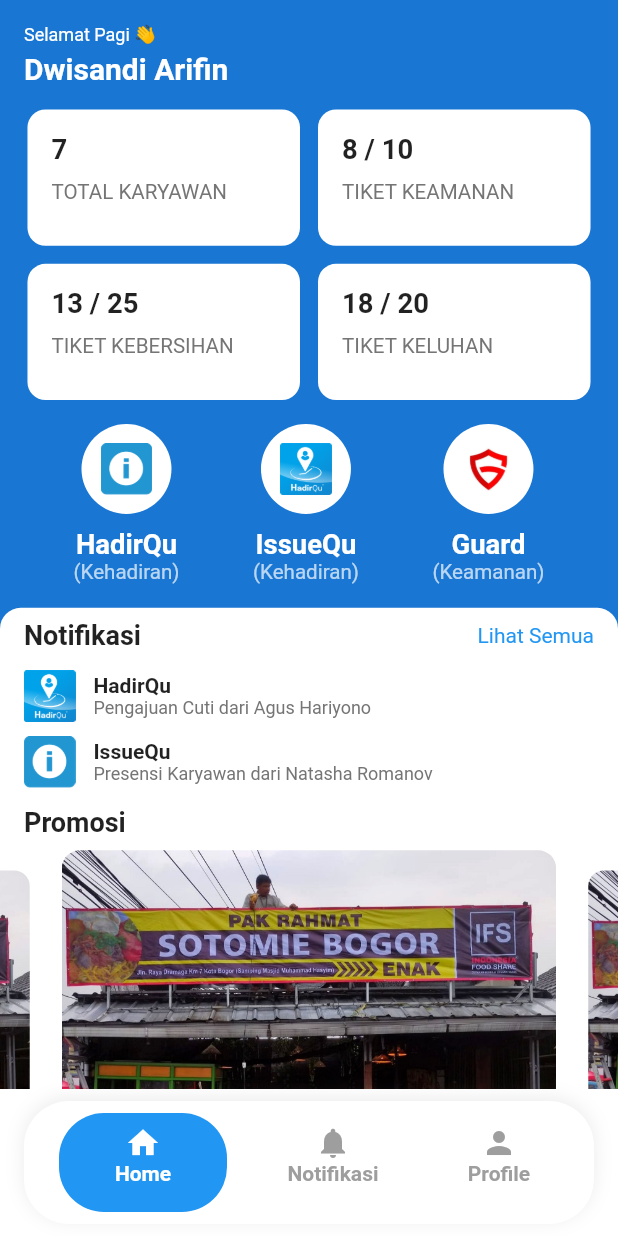
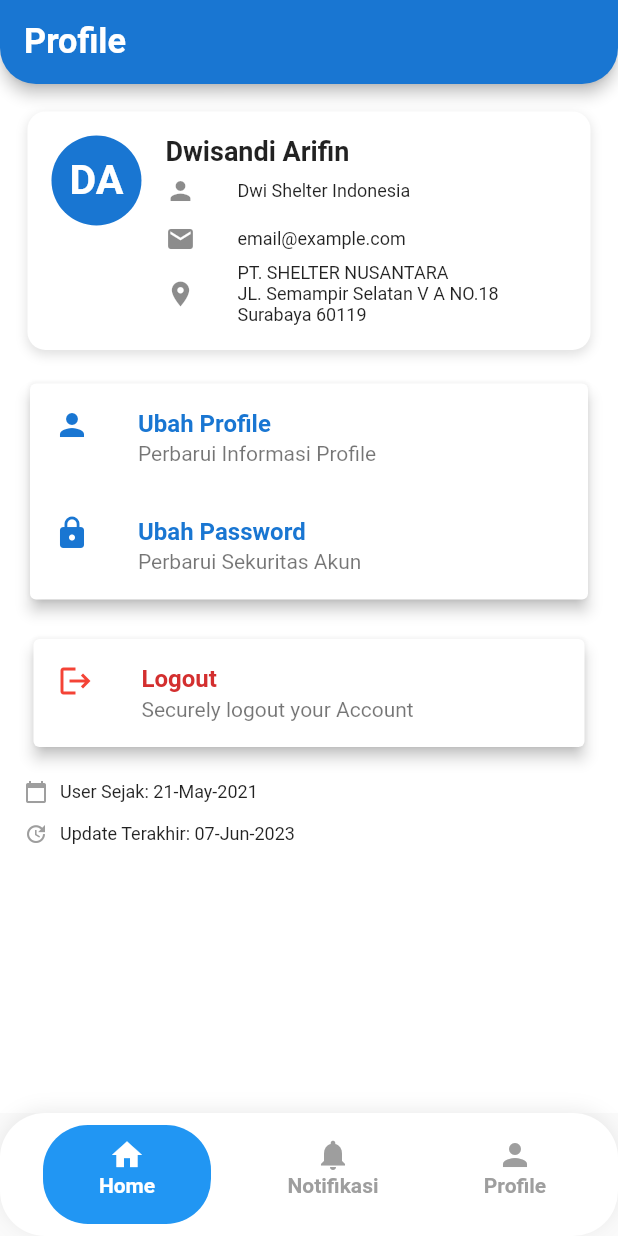
Before and after one commit to wahyuabied1/shelter-flutter, a Flutter app: the HomeScreen screen opened directly, swiped to page 3, on a phone screen of 412 x 824 dp. Run offline on Flutter 3.47's test engine with Material 3 defaults, Android fonts, the phone set to English and light mode, and no system bars; drawn by our look-alikes of carousel_slider; our stand-ins replace device_info_plus, equatable, firebase_analytics, firebase_core, firebase_crashlytics, firebase_messaging and 9 more; missing offline and left inert: alice, firebase_in_app_messaging, firebase_performance, flutter_inappwebview, http_interceptor; accounts and stored records are empty; generated files the repository leaves out were written again; statements that could not run were skipped.

Commit message:
fix promosi at main home

```diff
--- a/lib/app/assets/app_assets.dart
+++ b/lib/app/assets/app_assets.dart
@@ -1,6 +1,7 @@
 class AppAssets {
   static const imageDir = 'assets/images';
   static const ilEmail = '$imageDir/il_empty_mail.svg';
+  static const ilLogo = '$imageDir/il_logo.png';
   static const ilEmailPng = '$imageDir/il_empty_mail.png';
   static const ilIconHadirqu = '$imageDir/il_icon_hadirqu.png';
   static const ilIconIssuequ = '$imageDir/il_icon_issuequ.png';
--- a/lib/feature/home/home_screen.dart
+++ b/lib/feature/home/home_screen.dart
@@ -1,5 +1,8 @@
 import 'package:flutter/material.dart';
+import 'package:flutter_screenutil/flutter_screenutil.dart';
 import 'package:shelter_super_app/feature/home/main/main_home_screen.dart';
+import 'package:shelter_super_app/feature/home/notifikasi/notification_screen.dart';
+import 'package:shelter_super_app/feature/home/profile/profile_screen.dart';
 
 class HomeScreen extends StatefulWidget {
   final int selectedPage;
@@ -42,15 +45,12 @@ class _HomeScreenState extends State<HomeScreen> {
           controller: _pageController,
           children: const [
             MainHomeScreen(),
-            MainHomeScreen(),
-            MainHomeScreen(),
+            NotificationScreen(),
+            ProfileScreen(),
           ],
         ),
       ),
-      bottomNavigationBar: Container(
-        color: Colors.white,
-        padding: EdgeInsets.symmetric(horizontal: 16, vertical: 8),
-        child: Container(
+      bottomSheet: Container(
         padding: EdgeInsets.symmetric(horizontal: 8, vertical: 8),
         decoration: BoxDecoration(
           color: Colors.white,
@@ -70,7 +70,6 @@ class _HomeScreenState extends State<HomeScreen> {
             _buildNavItem(Icons.notifications, 'Notifikasi', 1),
             _buildNavItem(Icons.person, 'Profile', 2),
           ],
-          ),
         ),
       ),
     );
--- a/lib/feature/home/main/main_home_screen.dart
+++ b/lib/feature/home/main/main_home_screen.dart
@@ -161,6 +161,7 @@ class _MainHomeState extends State<MainHomeScreen> {
                     );
                   }).toList(),
                 ),
+                SizedBox(height: 80.h)
               ],
             ),
           ),
--- /dev/null
+++ b/lib/feature/home/profile/profile_screen.dart
@@ -0,0 +1,245 @@
+import 'package:flutter/material.dart';
+import 'package:flutter_screenutil/flutter_screenutil.dart';
+import 'package:shelter_super_app/core/basic_extensions/string_extension.dart';
+
+class ProfileScreen extends StatefulWidget {
+  const ProfileScreen({super.key});
+
+  @override
+  State<ProfileScreen> createState() => _ProfileScreenState();
+}
+
+class _ProfileScreenState extends State<ProfileScreen> {
+  var name = "Dwisandi Arifin";
+
+  @override
+  Widget build(BuildContext context) {
+    return Scaffold(
+      backgroundColor: Colors.white,
+      appBar: AppBar(
+        automaticallyImplyLeading: false,
+        title: Text(
+          "Profile",
+          style: TextStyle(
+            fontSize: 20.sp,
+            color: Colors.white,
+            fontWeight: FontWeight.bold,
+          ),
+        ),
+        backgroundColor: Colors.blue.shade700,
+        shape: const RoundedRectangleBorder(
+          borderRadius: BorderRadius.vertical(
+            bottom: Radius.circular(24),
+          ),
+        ),
+      ),
+      body: Column(
+        crossAxisAlignment: CrossAxisAlignment.start,
+        children: [
+          Padding(
+            padding: EdgeInsets.all(16.w),
+            child: Container(
+              decoration: BoxDecoration(
+                color: Colors.white,
+                borderRadius: BorderRadius.circular(12),
+                boxShadow: [
+                  BoxShadow(
+                    color: Colors.grey.shade300,
+                    blurRadius: 6,
+                    offset: Offset(0, 3),
+                  ),
+                ],
+              ),
+              child: Padding(
+                padding: const EdgeInsets.all(16.0),
+                child: Row(
+                  crossAxisAlignment: CrossAxisAlignment.start,
+                  children: [
+                    CircleAvatar(
+                      radius: 30,
+                      backgroundColor: Colors.blue.shade700,
+                      child: Text(
+                        name.initialName(),
+                        style: TextStyle(
+                          fontSize: 24.sp,
+                          color: Colors.white,
+                          fontWeight: FontWeight.bold,
+                        ),
+                      ),
+                    ),
+                    const SizedBox(width: 16),
+                    Flexible(
+                      child: Column(
+                        crossAxisAlignment: CrossAxisAlignment.start,
+                        children: [
+                          Text(
+                            name,
+                            style: const TextStyle(
+                              fontSize: 18,
+                              fontWeight: FontWeight.bold,
+                            ),
+                          ),
+                          const ListTile(
+                            minVerticalPadding: 0,
+                            dense: true,
+                            visualDensity:
+                                VisualDensity(horizontal: -4, vertical: -4),
+                            contentPadding: EdgeInsets.all(0),
+                            leading: Icon(
+                              Icons.person,
+                              size: 20,
+                            ),
+                            title: Text(
+                              'Dwi Shelter Indonesia',
+                              style: TextStyle(
+                                fontSize: 12,
+                                color: Colors.black87,
+                              ),
+                            ),
+                          ),
+                          const ListTile(
+                            minVerticalPadding: 0,
+                            dense: true,
+                            visualDensity:
+                                VisualDensity(horizontal: -4, vertical: -4),
+                            contentPadding: EdgeInsets.all(0),
+                            leading: Icon(
+                              Icons.email,
+                              size: 20,
+                            ),
+                            title: Text(
+                              'email@example.com',
+                              style: TextStyle(
+                                fontSize: 12,
+                                color: Colors.black87,
+                              ),
+                            ),
+                          ),
+                          const ListTile(
+                            minVerticalPadding: 0,
+                            dense: true,
+                            visualDensity:
+                                VisualDensity(horizontal: -4, vertical: -4),
+                            contentPadding: EdgeInsets.all(0),
+                            leading: Icon(
+                              Icons.location_on,
+                              size: 20,
+                            ),
+                            title: Text(
+                              'PT. SHELTER NUSANTARA\nJL. Semampir Selatan V A NO.18\nSurabaya 60119',
+                              style: TextStyle(
+                                fontSize: 12,
+                                color: Colors.black87,
+                              ),
+                            ),
+                          ),
+                        ],
+                      ),
+                    ),
+                  ],
+                ),
+              ),
+            ),
+          ),
+          // Preferences Section
+          Padding(
+            padding: const EdgeInsets.symmetric(horizontal: 16.0),
+            child: Column(
+              children: [
+                Card(
+                  elevation: 4,
+                  color: Colors.white,
+                  child: Column(
+                    children: [
+                      ListTile(
+                        onTap:(){},
+                        leading:
+                            Icon(Icons.person, color: Colors.blue.shade700),
+                        title: Text(
+                          'Ubah Profile',
+                          style: TextStyle(
+                            color: Colors.blue.shade700,
+                            fontWeight: FontWeight.bold,
+                          ),
+                        ),
+                        subtitle: Text('Perbarui Informasi Profile'),
+                      ),
+                      ListTile(
+                        leading: Icon(Icons.lock, color: Colors.blue.shade700),
+                        title: Text(
+                          'Ubah Password',
+                          style: TextStyle(
+                            color: Colors.blue.shade700,
+                            fontWeight: FontWeight.bold,
+                          ),
+                        ),
+                        subtitle: Text('Perbarui Sekuritas Akun'),
+                        onTap: () {},
+                      ),
+                    ],
+                  ),
+                ),
+              ],
+            ),
+          ),
+          Padding(
+            padding: EdgeInsets.all(16.w),
+            child: Card(
+              color: Colors.white,
+              elevation: 4,
+              child: ListTile(
+                leading: Icon(Icons.logout, color: Colors.red),
+                title: Text(
+                  'Logout',
+                  style: TextStyle(
+                    color: Colors.red.shade700,
+                    fontWeight: FontWeight.bold,
+                  ),
+                ),
+                subtitle: Text('Securely logout your Account'),
+                onTap: () {},
+              ),
+            ),
+          ),
+
+          const Padding(
+            padding: EdgeInsets.symmetric(horizontal: 16),
+            child: Column(
+              children: [
+                Row(
+                  mainAxisAlignment: MainAxisAlignment.spaceBetween,
+                  children: [
+                    Row(
+                      children: [
+                        Icon(Icons.calendar_today,
+                            size: 16, color: Colors.grey),
+                        SizedBox(width: 8),
+                        Text(
+                          'User Sejak: 21-May-2021',
+                          style: TextStyle(color: Colors.black87, fontSize: 12),
+                        ),
+                      ],
+                    ),
+                  ],
+                ),
+                SizedBox(
+                  height: 12,
+                ),
+                Row(
+                  children: [
+                    Icon(Icons.update, size: 16, color: Colors.grey),
+                    SizedBox(width: 8),
+                    Text(
+                      'Update Terakhir: 07-Jun-2023',
+                      style: TextStyle(color: Colors.black87, fontSize: 12),
+                    ),
+                  ],
+                ),
+              ],
+            ),
+          ),
+        ],
+      ),
+    );
+  }
+}
--- a/lib/main.dart
+++ b/lib/main.dart
@@ -21,10 +21,10 @@ import 'package:upgrader/upgrader.dart';
 import 'core/firebase_config/firebase_remote_config_service.dart';
 import 'core/firebase_performance/firebase_performance_serivice.dart';
 import 'package:flutter_gen/gen_l10n/app_localizations.dart';
-
 Completer<int> initializationStatus = Completer();
 
 Future<void> main() async {
+
   runApp(
     MaterialApp(
       localizationsDelegates: AppLocalizations.localizationsDelegates,
--- a/pubspec.yaml
+++ b/pubspec.yaml
@@ -68,6 +68,11 @@ dependencies:
   package_info_plus: ^6.0.0
   carousel_slider: ^5.0.0
 
+dependency_overrides:
+  web: ^0.5.1
+  # https://github.com/pichillilorenzo/flutter_inappwebview/issues/2150
+  webview_flutter_android: 3.16.1
+
 dev_dependencies:
   build_runner: ^2.3.2
   fake_async: ^1.3.1
```
Also changed, not shown: lib/core/basic_extensions/string_extension.dart (added, +9 -0 lines), lib/feature/home/notifikasi/notification_screen.dart (added, +135 -0 lines), lib/feature/login/login_screen.dart (+49 -18 lines), lib/feature/splash_screen.dart (+2 -13 lines), assets/images/il_logo.png (added), 1 other file. Lines whose indentation alone changed are shown as unchanged.
